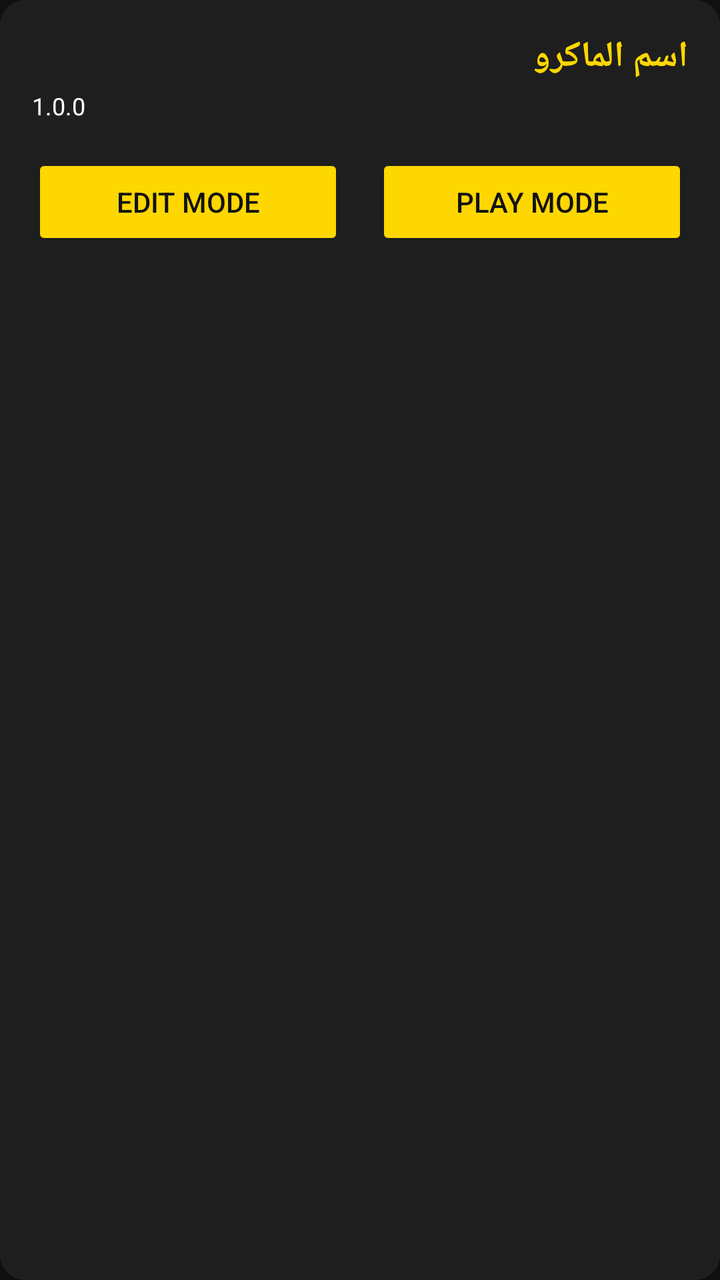
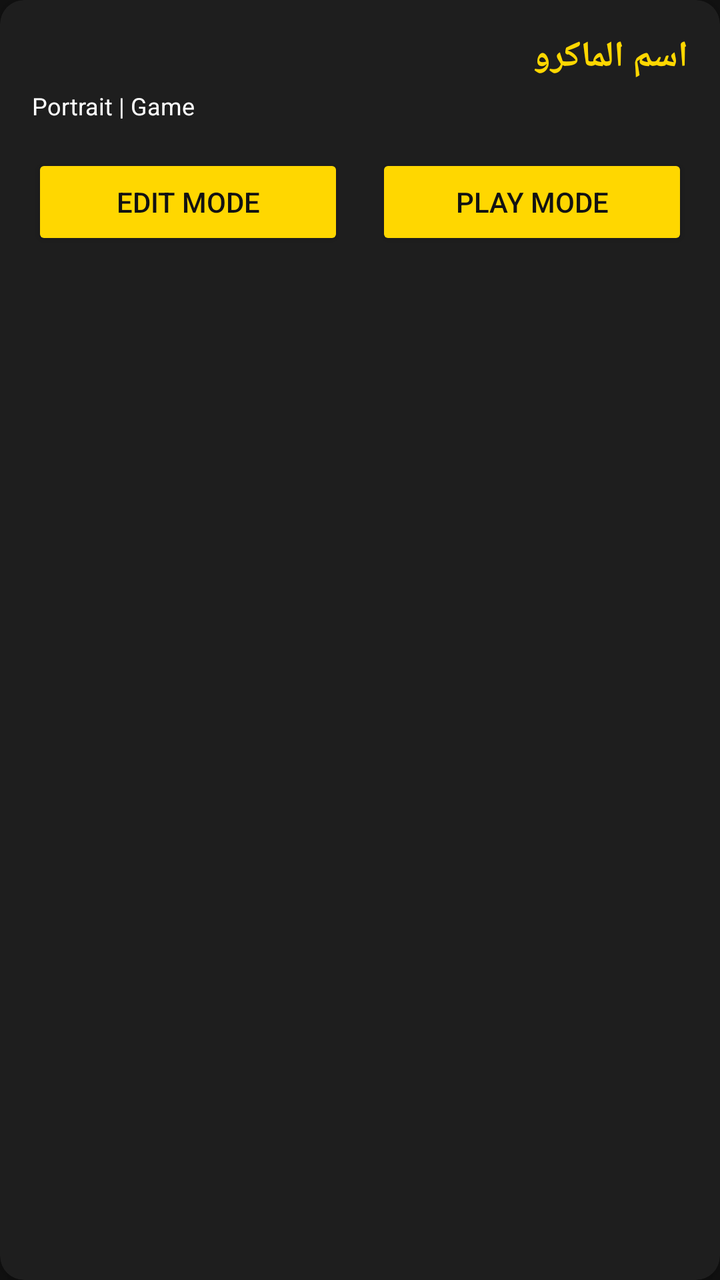

Compare the two renders of this Android layout. The source of the first and the diff that turns it into the second are given below.
<!-- AndroidManifest.xml: application theme Theme.MyAutomationApp -->
<!-- res/layout/item_macro.xml -->
<?xml version="1.0" encoding="utf-8"?>
<androidx.cardview.widget.CardView xmlns:android="http://schemas.android.com/apk/res/android"
    xmlns:app="http://schemas.android.com/apk/res-auto"
    android:layout_width="match_parent"
    android:layout_height="wrap_content"
    android:layout_margin="10dp"
    app:cardBackgroundColor="#1E1E1E"
    app:cardCornerRadius="12dp"
    app:cardElevation="6dp">

    <LinearLayout
        android:layout_width="match_parent"
        android:layout_height="wrap_content"
        android:orientation="vertical"
        android:padding="16dp">

        <TextView
            android:id="@+id/tvName"
            android:layout_width="match_parent"
            android:layout_height="wrap_content"
            android:text="اسم الماكرو"
            android:textColor="#FFD700"
            android:textSize="18sp"
            android:textStyle="bold" />

        <TextView
            android:id="@+id/tvVersion"
            android:layout_width="match_parent"
            android:layout_height="wrap_content"
            android:text="1.0.0"
            android:textColor="#FFFFFF"
            android:textSize="12sp"
            android:layout_marginTop="4dp" />

        <LinearLayout
            android:layout_width="match_parent"
            android:layout_height="wrap_content"
            android:orientation="horizontal"
            android:layout_marginTop="16dp">

            <Button
                android:id="@+id/btnEdit"
                android:layout_width="0dp"
                android:layout_height="wrap_content"
                android:layout_weight="1"
                android:text="EDIT MODE"
                android:backgroundTint="#FFD700"
                android:textColor="#121212"
                android:layout_marginEnd="8dp"/>

            <Button
                android:id="@+id/btnPlay"
                android:layout_width="0dp"
                android:layout_height="wrap_content"
                android:layout_weight="1"
                android:text="PLAY MODE"
                android:backgroundTint="#FFD700"
                android:textColor="#121212"
                android:layout_marginStart="8dp"/>

        </LinearLayout>

    </LinearLayout>

</androidx.cardview.widget.CardView>
<!-- resources referenced by this layout -->
<resources>
  <style name="Theme.MyAutomationApp" parent="Theme.MaterialComponents.DayNight.NoActionBar">
          <item name="colorPrimary">@color/gold</item>
          <item name="colorPrimaryVariant">@color/gold_dark</item>
          <item name="colorOnPrimary">@color/black</item>
          <item name="android:windowBackground">@color/black</item>
          <item name="android:textColor">@color/gold</item>
      </style>
  <color name="gold">#FFD700</color>
  <color name="gold_dark">#B8860B</color>
  <color name="black">#121212</color>
</resources>

<!-- the commit's change to res/layout/item_macro.xml (unified diff, before → after) -->
@@ -24,10 +24,10 @@
             android:textStyle="bold" />
 
         <TextView
-            android:id="@+id/tvVersion"
+            android:id="@+id/tvDetails"
             android:layout_width="match_parent"
             android:layout_height="wrap_content"
-            android:text="1.0.0"
+            android:text="Portrait | Game"
             android:textColor="#FFFFFF"
             android:textSize="12sp"
             android:layout_marginTop="4dp" />
